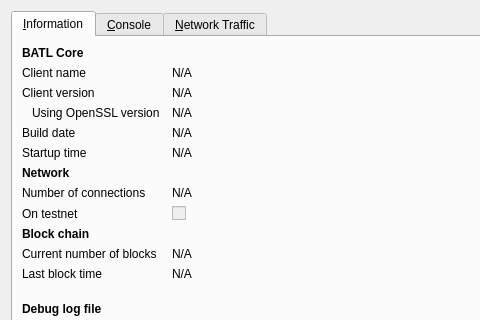
Qt form src/qt/forms/rpcconsole.ui (BattlestarCoin/BattlestarCoin) before a commit; both pictures show x 0 to 480 and y 0 to 320 of the 740 by 450 pixel window.
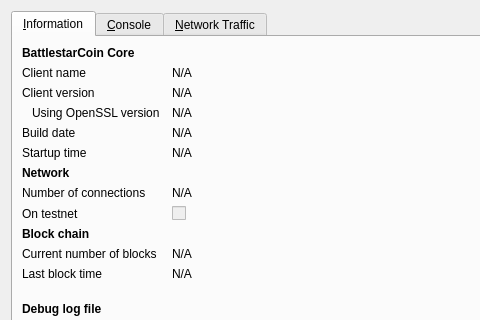
The same form after that commit. Icons and pictures are not drawn. Custom widgets are drawn as their Qt base class.

Commit message: Battlestarcoin updates; 36 BATL POS reward after block 130000;

```diff
--- a/src/qt/forms/rpcconsole.ui
+++ b/src/qt/forms/rpcconsole.ui
@@ -36,7 +36,7 @@
           </font>
          </property>
          <property name="text">
-          <string>BATL Core</string>
+          <string>BattlestarCoin Core</string>
          </property>
         </widget>
        </item>
```
Left out of the diff: 6 changed lines with no effect on the pictures. The commit also changes 104 other files.
